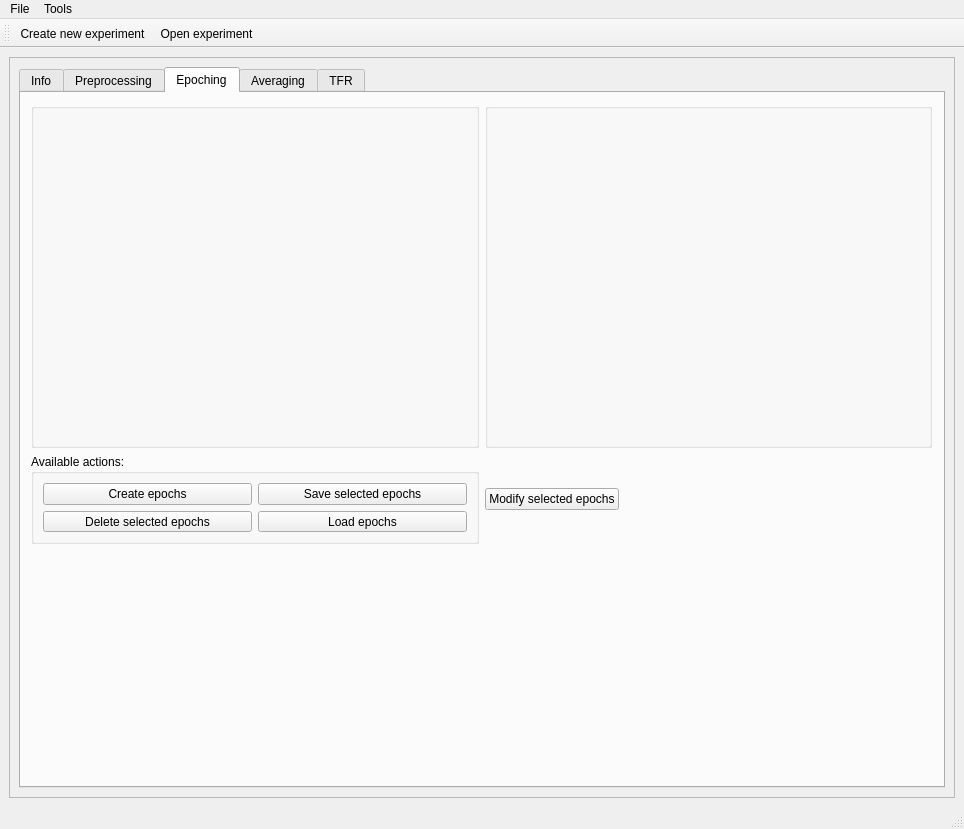
This is meggie/ui/qt4Designer_ui_files/mainWindow.ui in cibr-jyu/meggie as Qt 5 draws it before an edit. The edited form follows.
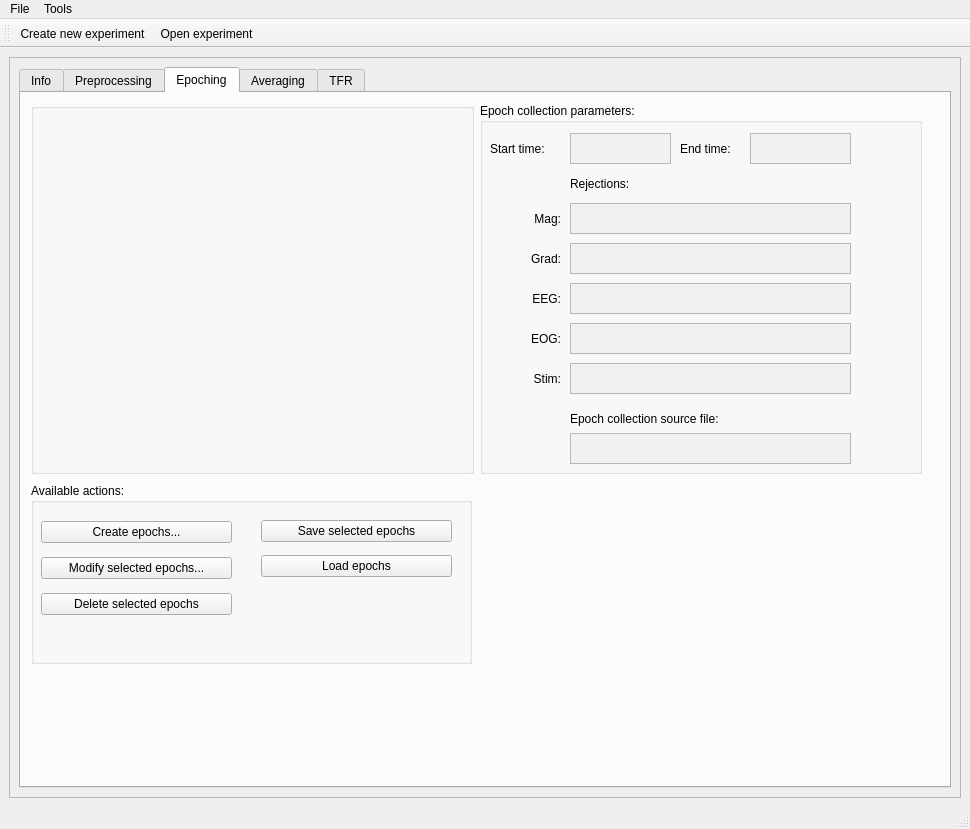
This is the edited form. The open tabs and pages were chosen to show the change.

Commit message: Changed mainWindow.ui to be the recent mainwindow ui file to prevent confusion

```diff
--- a/meggie/ui/qt4Designer_ui_files/mainWindow.ui
+++ b/meggie/ui/qt4Designer_ui_files/mainWindow.ui
@@ -6,7 +6,7 @@
    <rect>
     <x>0</x>
     <y>0</y>
-    <width>964</width>
+    <width>970</width>
     <height>829</height>
    </rect>
   </property>
@@ -37,7 +37,7 @@
         <rect>
          <x>0</x>
          <y>0</y>
-         <width>944</width>
+         <width>950</width>
          <height>721</height>
         </rect>
        </property>
@@ -56,7 +56,7 @@
              <bool>true</bool>
             </property>
             <property name="currentIndex">
-             <number>2</number>
+             <number>0</number>
             </property>
             <widget class="QWidget" name="tabRaw">
              <attribute name="title">
@@ -67,7 +67,7 @@
                <rect>
                 <x>10</x>
                 <y>10</y>
-                <width>391</width>
+                <width>901</width>
                 <height>241</height>
                </rect>
               </property>
@@ -439,6 +439,46 @@
                  <height>111</height>
                 </rect>
                </property>
+               <property name="palette">
+                <palette>
+                 <active>
+                  <colorrole role="Base">
+                   <brush brushstyle="SolidPattern">
+                    <color alpha="255">
+                     <red>242</red>
+                     <green>241</green>
+                     <blue>240</blue>
+                    </color>
+                   </brush>
+                  </colorrole>
+                 </active>
+                 <inactive>
+                  <colorrole role="Base">
+                   <brush brushstyle="SolidPattern">
+                    <color alpha="255">
+                     <red>242</red>
+                     <green>241</green>
+                     <blue>240</blue>
+                    </color>
+                   </brush>
+                  </colorrole>
+                 </inactive>
+                 <disabled>
+                  <colorrole role="Base">
+                   <brush brushstyle="SolidPattern">
+                    <color alpha="255">
+                     <red>255</red>
+                     <green>255</green>
+                     <blue>255</blue>
+                    </color>
+                   </brush>
+                  </colorrole>
+                 </disabled>
+                </palette>
+               </property>
+               <property name="frameShape">
+                <enum>QFrame::NoFrame</enum>
+               </property>
               </widget>
               <widget class="QLabel" name="labelEvents">
                <property name="geometry">
@@ -454,53 +494,62 @@
                </property>
               </widget>
              </widget>
+             <widget class="QGroupBox" name="groupBoxVisualization">
+              <property name="geometry">
+               <rect>
+                <x>10</x>
+                <y>590</y>
+                <width>311</width>
+                <height>71</height>
+               </rect>
+              </property>
+              <property name="title">
+               <string>Visualization:</string>
+              </property>
              <widget class="QPushButton" name="pushButtonMNE_Browse_Raw">
               <property name="geometry">
                <rect>
-                <x>0</x>
-                <y>630</y>
+                 <x>20</x>
+                 <y>30</y>
                 <width>214</width>
                 <height>31</height>
                </rect>
               </property>
               <property name="text">
-               <string>View with MNE_Browse_Raw</string>
-              </property>
+                <string>MNE_Browse_Raw</string>
+               </property>
+              </widget>
              </widget>
             </widget>
             <widget class="QWidget" name="tabPreprocessing">
              <attribute name="title">
               <string>Preprocessing</string>
              </attribute>
-             <layout class="QFormLayout" name="formLayout">
-              <property name="fieldGrowthPolicy">
-               <enum>QFormLayout::AllNonFixedFieldsGrow</enum>
-              </property>
-              <item row="1" column="0">
                <widget class="QGroupBox" name="groupBoxAvailablePreprocessing">
-                <property name="maximumSize">
-                 <size>
-                  <width>400</width>
+              <property name="geometry">
+               <rect>
+                <x>10</x>
+                <y>160</y>
+                <width>441</width>
                   <height>170</height>
+               </rect>
+              </property>
+              <property name="maximumSize">
+               <size>
+                <width>16777215</width>
+                <height>16777215</height>
                  </size>
                 </property>
                 <property name="title">
                  <string>Available actions:</string>
                 </property>
                 <layout class="QGridLayout" name="gridLayout_3">
-                 <item row="0" column="0">
-                  <widget class="QPushButton" name="pushButtonMaxFilter">
-                   <property name="text">
-                    <string>MaxFilter</string>
-                   </property>
-                  </widget>
-                 </item>
                  <item row="1" column="0">
                   <layout class="QHBoxLayout" name="horizontalLayout">
                    <item>
                     <widget class="QPushButton" name="pushButtonECG">
                      <property name="text">
-                      <string>Calculate ECG projections</string>
+                    <string>Calculate ECG projections...</string>
                      </property>
                     </widget>
                    </item>
@@ -510,7 +559,7 @@
                       <bool>false</bool>
                      </property>
                      <property name="text">
-                      <string>Apply ECG projections</string>
+                    <string>Apply ECG projections...</string>
                      </property>
                     </widget>
                    </item>
@@ -521,7 +570,7 @@
                    <item>
                     <widget class="QPushButton" name="pushButtonEOG">
                      <property name="text">
-                      <string>Calculate EOG projections</string>
+                    <string>Calculate EOG projections...</string>
                      </property>
                     </widget>
                    </item>
@@ -531,17 +580,41 @@
                       <bool>false</bool>
                      </property>
                      <property name="text">
-                      <string>Apply EOG projections</string>
+                    <string>Apply EOG projections...</string>
                      </property>
                     </widget>
                    </item>
                   </layout>
-                 </item>
-                </layout>
-               </widget>
               </item>
               <item row="0" column="0">
+                <layout class="QHBoxLayout" name="horizontalLayout_18">
+                 <item>
+                  <widget class="QPushButton" name="pushButtonMaxFilter">
+                   <property name="text">
+                    <string>MaxFilter...</string>
+                   </property>
+                  </widget>
+                 </item>
+                 <item>
+                  <widget class="QPushButton" name="pushButtonFilter">
+                   <property name="text">
+                    <string>Filter...</string>
+                   </property>
+                  </widget>
+                 </item>
+                </layout>
+               </item>
+              </layout>
+             </widget>
                <widget class="QGroupBox" name="groupBoxPreprocessingCheckBoxes">
+              <property name="geometry">
+               <rect>
+                <x>10</x>
+                <y>10</y>
+                <width>371</width>
+                <height>143</height>
+               </rect>
+              </property>
                 <property name="sizePolicy">
                  <sizepolicy hsizetype="MinimumExpanding" vsizetype="Preferred">
                   <horstretch>0</horstretch>
@@ -851,69 +924,66 @@
                  </item>
                 </layout>
                </widget>
-              </item>
-              <item row="2" column="0">
+             <widget class="QGroupBox" name="groupBoxVisualization_2">
+              <property name="geometry">
+               <rect>
+                <x>10</x>
+                <y>540</y>
+                <width>281</width>
+                <height>111</height>
+               </rect>
+              </property>
+              <property name="title">
+               <string>Visualization:</string>
+              </property>
+              <widget class="QWidget" name="verticalLayoutWidget_2">
+               <property name="geometry">
+                <rect>
+                 <x>20</x>
+                 <y>30</y>
+                 <width>231</width>
+                 <height>70</height>
+                </rect>
+               </property>
+               <layout class="QVBoxLayout" name="verticalLayout">
+                <property name="topMargin">
+                 <number>0</number>
+                </property>
+                <item>
                <widget class="QPushButton" name="pushButtonSpectrum">
                 <property name="text">
                  <string>Magnitude spectrum</string>
                 </property>
                </widget>
               </item>
-              <item row="3" column="0">
+                <item>
                <widget class="QPushButton" name="pushButtonMNE_Browse_Raw_2">
                 <property name="text">
-                 <string>View with MNE_Browse_Raw</string>
-                </property>
-               </widget>
-              </item>
-              <item row="4" column="0">
-               <widget class="QPushButton" name="pushButtonFilter">
-                <property name="text">
-                 <string>Filter</string>
+                   <string>MNE_Browse_Raw</string>
                 </property>
                </widget>
               </item>
              </layout>
+              </widget>
+             </widget>
             </widget>
             <widget class="QWidget" name="tabEpoching">
              <attribute name="title">
               <string>Epoching</string>
              </attribute>
-             <widget class="QWidget" name="gridLayoutWidget_2">
+             <widget class="QWidget" name="horizontalLayoutWidget_6">
               <property name="geometry">
                <rect>
                 <x>10</x>
                 <y>10</y>
-                <width>901</width>
-                <height>441</height>
+                <width>891</width>
+                <height>371</height>
                </rect>
               </property>
-              <layout class="QGridLayout" name="gridLayout_5">
-               <item row="1" column="1">
-                <layout class="QHBoxLayout" name="horizontalLayout_18">
+              <layout class="QHBoxLayout" name="horizontalLayout_26">
                  <item>
-                  <widget class="QPushButton" name="pushButtonModifyEpochs">
-                   <property name="text">
-                    <string>Modify selected epochs</string>
-                   </property>
-                  </widget>
-                 </item>
+                <layout class="QHBoxLayout" name="horizontalLayout_11">
                  <item>
-                  <spacer name="horizontalSpacer_6">
-                   <property name="orientation">
-                    <enum>Qt::Horizontal</enum>
-                   </property>
-                   <property name="sizeHint" stdset="0">
-                    <size>
-                     <width>40</width>
-                     <height>20</height>
-                    </size>
-                   </property>
-                  </spacer>
-                 </item>
-                </layout>
-               </item>
-               <item row="0" column="0">
                 <widget class="QGroupBox" name="groupBoxEpochsEpoching">
                  <property name="sizePolicy">
                   <sizepolicy hsizetype="Preferred" vsizetype="Preferred">
@@ -926,44 +996,687 @@
                  </property>
                 </widget>
                </item>
-               <item row="1" column="0">
+                </layout>
+               </item>
+               <item>
+                <widget class="QGroupBox" name="groupBox">
+                 <property name="title">
+                  <string>Epoch collection parameters:</string>
+                 </property>
+                 <widget class="QLabel" name="labelTmin">
+                  <property name="geometry">
+                   <rect>
+                    <x>10</x>
+                    <y>30</y>
+                    <width>71</width>
+                    <height>31</height>
+                   </rect>
+                  </property>
+                  <property name="text">
+                   <string>Start time:</string>
+                  </property>
+                 </widget>
+                 <widget class="QTextBrowser" name="textBrowserTmin">
+                  <property name="enabled">
+                   <bool>true</bool>
+                  </property>
+                  <property name="geometry">
+                   <rect>
+                    <x>90</x>
+                    <y>30</y>
+                    <width>101</width>
+                    <height>31</height>
+                   </rect>
+                  </property>
+                  <property name="sizePolicy">
+                   <sizepolicy hsizetype="Preferred" vsizetype="Preferred">
+                    <horstretch>0</horstretch>
+                    <verstretch>0</verstretch>
+                   </sizepolicy>
+                  </property>
+                  <property name="minimumSize">
+                   <size>
+                    <width>0</width>
+                    <height>0</height>
+                   </size>
+                  </property>
+                  <property name="maximumSize">
+                   <size>
+                    <width>16777215</width>
+                    <height>16777215</height>
+                   </size>
+                  </property>
+                  <property name="sizeIncrement">
+                   <size>
+                    <width>0</width>
+                    <height>31</height>
+                   </size>
+                  </property>
+                  <property name="palette">
+                   <palette>
+                    <active>
+                     <colorrole role="Base">
+                      <brush brushstyle="SolidPattern">
+                       <color alpha="255">
+                        <red>242</red>
+                        <green>241</green>
+                        <blue>240</blue>
+                       </color>
+                      </brush>
+                     </colorrole>
+                    </active>
+                    <inactive>
+                     <colorrole role="Base">
+                      <brush brushstyle="SolidPattern">
+                       <color alpha="255">
+                        <red>242</red>
+                        <green>241</green>
+                        <blue>240</blue>
+                       </color>
+                      </brush>
+                     </colorrole>
+                    </inactive>
+                    <disabled>
+                     <colorrole role="Base">
+                      <brush brushstyle="SolidPattern">
+                       <color alpha="255">
+                        <red>255</red>
+                        <green>255</green>
+                        <blue>255</blue>
+                       </color>
+                      </brush>
+                     </colorrole>
+                    </disabled>
+                   </palette>
+                  </property>
+                  <property name="frameShape">
+                   <enum>QFrame::StyledPanel</enum>
+                  </property>
+                 </widget>
+                 <widget class="QLabel" name="labelTmax">
+                  <property name="geometry">
+                   <rect>
+                    <x>200</x>
+                    <y>30</y>
+                    <width>61</width>
+                    <height>31</height>
+                   </rect>
+                  </property>
+                  <property name="text">
+                   <string>End time:</string>
+                  </property>
+                 </widget>
+                 <widget class="QTextBrowser" name="textBrowserTmax">
+                  <property name="enabled">
+                   <bool>true</bool>
+                  </property>
+                  <property name="geometry">
+                   <rect>
+                    <x>270</x>
+                    <y>30</y>
+                    <width>101</width>
+                    <height>31</height>
+                   </rect>
+                  </property>
+                  <property name="sizePolicy">
+                   <sizepolicy hsizetype="Preferred" vsizetype="Preferred">
+                    <horstretch>0</horstretch>
+                    <verstretch>0</verstretch>
+                   </sizepolicy>
+                  </property>
+                  <property name="minimumSize">
+                   <size>
+                    <width>0</width>
+                    <height>0</height>
+                   </size>
+                  </property>
+                  <property name="maximumSize">
+                   <size>
+                    <width>16777215</width>
+                    <height>16777215</height>
+                   </size>
+                  </property>
+                  <property name="sizeIncrement">
+                   <size>
+                    <width>0</width>
+                    <height>31</height>
+                   </size>
+                  </property>
+                  <property name="palette">
+                   <palette>
+                    <active>
+                     <colorrole role="Base">
+                      <brush brushstyle="SolidPattern">
+                       <color alpha="255">
+                        <red>242</red>
+                        <green>241</green>
+                        <blue>240</blue>
+                       </color>
+                      </brush>
+                     </colorrole>
+                    </active>
+                    <inactive>
+                     <colorrole role="Base">
+                      <brush brushstyle="SolidPattern">
+                       <color alpha="255">
+                        <red>242</red>
+                        <green>241</green>
+                        <blue>240</blue>
+                       </color>
+                      </brush>
+                     </colorrole>
+                    </inactive>
+                    <disabled>
+                     <colorrole role="Base">
+                      <brush brushstyle="SolidPattern">
+                       <color alpha="255">
+                        <red>255</red>
+                        <green>255</green>
+                        <blue>255</blue>
+                       </color>
+                      </brush>
+                     </colorrole>
+                    </disabled>
+                   </palette>
+                  </property>
+                 </widget>
+                 <widget class="QTextBrowser" name="textBrowserMag">
+                  <property name="enabled">
+                   <bool>true</bool>
+                  </property>
+                  <property name="geometry">
+                   <rect>
+                    <x>90</x>
+                    <y>100</y>
+                    <width>281</width>
+                    <height>31</height>
+                   </rect>
+                  </property>
+                  <property name="sizePolicy">
+                   <sizepolicy hsizetype="Preferred" vsizetype="Preferred">
+                    <horstretch>0</horstretch>
+                    <verstretch>0</verstretch>
+                   </sizepolicy>
+                  </property>
+                  <property name="minimumSize">
+                   <size>
+                    <width>0</width>
+                    <height>0</height>
+                   </size>
+                  </property>
+                  <property name="maximumSize">
+                   <size>
+                    <width>16777215</width>
+                    <height>16777215</height>
+                   </size>
+                  </property>
+                  <property name="sizeIncrement">
+                   <size>
+                    <width>0</width>
+                    <height>31</height>
+                   </size>
+                  </property>
+                  <property name="palette">
+                   <palette>
+                    <active>
+                     <colorrole role="Base">
+                      <brush brushstyle="SolidPattern">
+                       <color alpha="255">
+                        <red>242</red>
+                        <green>241</green>
+                        <blue>240</blue>
+                       </color>
+                      </brush>
+                     </colorrole>
+                    </active>
+                    <inactive>
+                     <colorrole role="Base">
+                      <brush brushstyle="SolidPattern">
+                       <color alpha="255">
+                        <red>242</red>
+                        <green>241</green>
+                        <blue>240</blue>
+                       </color>
+                      </brush>
+                     </colorrole>
+                    </inactive>
+                    <disabled>
+                     <colorrole role="Base">
+                      <brush brushstyle="SolidPattern">
+                       <color alpha="255">
+                        <red>255</red>
+                        <green>255</green>
+                        <blue>255</blue>
+                       </color>
+                      </brush>
+                     </colorrole>
+                    </disabled>
+                   </palette>
+                  </property>
+                  <property name="frameShadow">
+                   <enum>QFrame::Sunken</enum>
+                  </property>
+                 </widget>
+                 <widget class="QLabel" name="labelRejections">
+                  <property name="geometry">
+                   <rect>
+                    <x>90</x>
+                    <y>70</y>
+                    <width>81</width>
+                    <height>21</height>
+                   </rect>
+                  </property>
+                  <property name="font">
+                   <font>
+                    <weight>50</weight>
+                    <bold>false</bold>
+                   </font>
+                  </property>
+                  <property name="text">
+                   <string>Rejections:</string>
+                  </property>
+                 </widget>
+                 <widget class="QLabel" name="labelMagReject">
+                  <property name="geometry">
+                   <rect>
+                    <x>40</x>
+                    <y>100</y>
+                    <width>41</width>
+                    <height>31</height>
+                   </rect>
+                  </property>
+                  <property name="maximumSize">
+                   <size>
+                    <width>16777215</width>
+                    <height>16777215</height>
+                   </size>
+                  </property>
+                  <property name="text">
+                   <string>Mag:</string>
+                  </property>
+                  <property name="alignment">
+                   <set>Qt::AlignRight|Qt::AlignTrailing|Qt::AlignVCenter</set>
+                  </property>
+                 </widget>
+                 <widget class="QTextBrowser" name="textBrowserGrad">
+                  <property name="geometry">
+                   <rect>
+                    <x>90</x>
+                    <y>140</y>
+                    <width>281</width>
+                    <height>31</height>
+                   </rect>
+                  </property>
+                  <property name="sizePolicy">
+                   <sizepolicy hsizetype="Ignored" vsizetype="Ignored">
+                    <horstretch>0</horstretch>
+                    <verstretch>0</verstretch>
+                   </sizepolicy>
+                  </property>
+                  <property name="minimumSize">
+                   <size>
+                    <width>0</width>
+                    <height>0</height>
+                   </size>
+                  </property>
+                  <property name="maximumSize">
+                   <size>
+                    <width>16777215</width>
+                    <height>16777215</height>
+                   </size>
+                  </property>
+                  <property name="palette">
+                   <palette>
+                    <active>
+                     <colorrole role="Base">
+                      <brush brushstyle="SolidPattern">
+                       <color alpha="255">
+                        <red>242</red>
+                        <green>241</green>
+                        <blue>240</blue>
+                       </color>
+                      </brush>
+                     </colorrole>
+                    </active>
+                    <inactive>
+                     <colorrole role="Base">
+                      <brush brushstyle="SolidPattern">
+                       <color alpha="255">
+                        <red>242</red>
+                        <green>241</green>
+                        <blue>240</blue>
+                       </color>
+                      </brush>
+                     </colorrole>
+                    </inactive>
+                    <disabled>
+                     <colorrole role="Base">
+                      <brush brushstyle="SolidPattern">
+                       <color alpha="255">
+                        <red>255</red>
+                        <green>255</green>
+                        <blue>255</blue>
+                       </color>
+                      </brush>
+                     </colorrole>
+                    </disabled>
+                   </palette>
+                  </property>
+                 </widget>
+                 <widget class="QLabel" name="labelGradReject">
+                  <property name="geometry">
+                   <rect>
+                    <x>40</x>
+                    <y>140</y>
+                    <width>41</width>
+                    <height>31</height>
+                   </rect>
+                  </property>
+                  <property name="maximumSize">
+                   <size>
+                    <width>16777215</width>
+                    <height>16777215</height>
+                   </size>
+                  </property>
+                  <property name="text">
+                   <string>Grad:</string>
+                  </property>
+                  <property name="alignment">
+                   <set>Qt::AlignRight|Qt::AlignTrailing|Qt::AlignVCenter</set>
+                  </property>
+                 </widget>
+                 <widget class="QLabel" name="labelEegReject">
+                  <property name="geometry">
+                   <rect>
+                    <x>40</x>
+                    <y>180</y>
+                    <width>41</width>
+                    <height>31</height>
+                   </rect>
+                  </property>
+                  <property name="text">
+                   <string>EEG:</string>
+                  </property>
+                  <property name="alignment">
+                   <set>Qt::AlignRight|Qt::AlignTrailing|Qt::AlignVCenter</set>
+                  </property>
+                 </widget>
+                 <widget class="QTextBrowser" name="textBrowserEEG">
+                  <property name="geometry">
+                   <rect>
+                    <x>90</x>
+                    <y>180</y>
+                    <width>281</width>
+                    <height>31</height>
+                   </rect>
+                  </property>
+                  <property name="palette">
+                   <palette>
+                    <active>
+                     <colorrole role="Base">
+                      <brush brushstyle="SolidPattern">
+                       <color alpha="255">
+                        <red>242</red>
+                        <green>241</green>
+                        <blue>240</blue>
+                       </color>
+                      </brush>
+                     </colorrole>
+                    </active>
+                    <inactive>
+                     <colorrole role="Base">
+                      <brush brushstyle="SolidPattern">
+                       <color alpha="255">
+                        <red>242</red>
+                        <green>241</green>
+                        <blue>240</blue>
+                       </color>
+                      </brush>
+                     </colorrole>
+                    </inactive>
+                    <disabled>
+                     <colorrole role="Base">
+                      <brush brushstyle="SolidPattern">
+                       <color alpha="255">
+                        <red>255</red>
+                        <green>255</green>
+                        <blue>255</blue>
+                       </color>
+                      </brush>
+                     </colorrole>
+                    </disabled>
+                   </palette>
+                  </property>
+                 </widget>
+                 <widget class="QTextBrowser" name="textBrowserEOG">
+                  <property name="geometry">
+                   <rect>
+                    <x>90</x>
+                    <y>220</y>
+                    <width>281</width>
+                    <height>31</height>
+                   </rect>
+                  </property>
+                  <property name="palette">
+                   <palette>
+                    <active>
+                     <colorrole role="Base">
+                      <brush brushstyle="SolidPattern">
+                       <color alpha="255">
+                        <red>242</red>
+                        <green>241</green>
+                        <blue>240</blue>
+                       </color>
+                      </brush>
+                     </colorrole>
+                    </active>
+                    <inactive>
+                     <colorrole role="Base">
+                      <brush brushstyle="SolidPattern">
+                       <color alpha="255">
+                        <red>242</red>
+                        <green>241</green>
+                        <blue>240</blue>
+                       </color>
+                      </brush>
+                     </colorrole>
+                    </inactive>
+                    <disabled>
+                     <colorrole role="Base">
+                      <brush brushstyle="SolidPattern">
+                       <color alpha="255">
+                        <red>255</red>
+                        <green>255</green>
+                        <blue>255</blue>
+                       </color>
+                      </brush>
+                     </colorrole>
+                    </disabled>
+                   </palette>
+                  </property>
+                 </widget>
+                 <widget class="QLabel" name="labelEogReject">
+                  <property name="geometry">
+                   <rect>
+                    <x>40</x>
+                    <y>220</y>
+                    <width>41</width>
+                    <height>31</height>
+                   </rect>
+                  </property>
+                  <property name="text">
+                   <string>EOG:</string>
+                  </property>
+                  <property name="alignment">
+                   <set>Qt::AlignRight|Qt::AlignTrailing|Qt::AlignVCenter</set>
+                  </property>
+                 </widget>
+                 <widget class="QTextBrowser" name="textBrowserStim">
+                  <property name="geometry">
+                   <rect>
+                    <x>90</x>
+                    <y>260</y>
+                    <width>281</width>
+                    <height>31</height>
+                   </rect>
+                  </property>
+                  <property name="palette">
+                   <palette>
+                    <active>
+                     <colorrole role="Base">
+                      <brush brushstyle="SolidPattern">
+                       <color alpha="255">
+                        <red>242</red>
+                        <green>241</green>
+                        <blue>240</blue>
+                       </color>
+                      </brush>
+                     </colorrole>
+                    </active>
+                    <inactive>
+                     <colorrole role="Base">
+                      <brush brushstyle="SolidPattern">
+                       <color alpha="255">
+                        <red>242</red>
+                        <green>241</green>
+                        <blue>240</blue>
+                       </color>
+                      </brush>
+                     </colorrole>
+                    </inactive>
+                    <disabled>
+                     <colorrole role="Base">
+                      <brush brushstyle="SolidPattern">
+                       <color alpha="255">
+                        <red>255</red>
+                        <green>255</green>
+                        <blue>255</blue>
+                       </color>
+                      </brush>
+                     </colorrole>
+                    </disabled>
+                   </palette>
+                  </property>
+                 </widget>
+                 <widget class="QLabel" name="labelStimReject">
+                  <property name="geometry">
+                   <rect>
+                    <x>40</x>
+                    <y>260</y>
+                    <width>41</width>
+                    <height>31</height>
+                   </rect>
+                  </property>
+                  <property name="text">
+                   <string>Stim:</string>
+                  </property>
+                  <property name="alignment">
+                   <set>Qt::AlignRight|Qt::AlignTrailing|Qt::AlignVCenter</set>
+                  </property>
+                 </widget>
+                 <widget class="QLabel" name="labelWorkingFile">
+                  <property name="geometry">
+                   <rect>
+                    <x>90</x>
+                    <y>300</y>
+                    <width>231</width>
+                    <height>31</height>
+                   </rect>
+                  </property>
+                  <property name="text">
+                   <string>Epoch collection source file:</string>
+                  </property>
+                 </widget>
+                 <widget class="QTextBrowser" name="textBrowserWorkingFile">
+                  <property name="geometry">
+                   <rect>
+                    <x>90</x>
+                    <y>330</y>
+                    <width>281</width>
+                    <height>31</height>
+                   </rect>
+                  </property>
+                  <property name="palette">
+                   <palette>
+                    <active>
+                     <colorrole role="Base">
+                      <brush brushstyle="SolidPattern">
+                       <color alpha="255">
+                        <red>242</red>
+                        <green>241</green>
+                        <blue>240</blue>
+                       </color>
+                      </brush>
+                     </colorrole>
+                    </active>
+                    <inactive>
+                     <colorrole role="Base">
+                      <brush brushstyle="SolidPattern">
+                       <color alpha="255">
+                        <red>242</red>
+                        <green>241</green>
+                        <blue>240</blue>
+                       </color>
+                      </brush>
+                     </colorrole>
+                    </inactive>
+                    <disabled>
+                     <colorrole role="Base">
+                      <brush brushstyle="SolidPattern">
+                       <color alpha="255">
+                        <red>255</red>
+                        <green>255</green>
+                        <blue>255</blue>
+                       </color>
+                      </brush>
+                     </colorrole>
+                    </disabled>
+                   </palette>
+                  </property>
+                  <property name="frameShape">
+                   <enum>QFrame::StyledPanel</enum>
+                  </property>
+                 </widget>
+                </widget>
+               </item>
+              </layout>
+             </widget>
                 <widget class="QGroupBox" name="groupBoxAvailableEpoching">
-                 <property name="sizePolicy">
-                  <sizepolicy hsizetype="Expanding" vsizetype="Preferred">
-                   <horstretch>0</horstretch>
-                   <verstretch>0</verstretch>
-                  </sizepolicy>
-                 </property>
-                 <property name="maximumSize">
-                  <size>
-                   <width>600</width>
-                   <height>90</height>
-                  </size>
+              <property name="geometry">
+               <rect>
+                <x>10</x>
+                <y>390</y>
+                <width>441</width>
+                <height>181</height>
+               </rect>
                  </property>
                  <property name="title">
                   <string>Available actions:</string>
                  </property>
-                 <layout class="QVBoxLayout" name="verticalLayout_2">
-                  <item>
-                   <layout class="QHBoxLayout" name="horizontalLayout_10">
+              <widget class="QWidget" name="verticalLayoutWidget_8">
+               <property name="geometry">
+                <rect>
+                 <x>10</x>
+                 <y>30</y>
+                 <width>191</width>
+                 <height>111</height>
+                </rect>
+               </property>
+               <layout class="QVBoxLayout" name="verticalLayout_13">
                     <item>
                      <widget class="QPushButton" name="pushButtonCreateEpochs">
                       <property name="text">
-                       <string>Create epochs</string>
+                   <string>Create epochs...</string>
                       </property>
                      </widget>
                     </item>
                     <item>
-                     <widget class="QPushButton" name="pushButtonSaveEpochs">
+                 <widget class="QPushButton" name="pushButtonModifyEpochs">
                       <property name="text">
-                       <string>Save selected epochs</string>
+                   <string>Modify selected epochs...</string>
                       </property>
                      </widget>
                     </item>
-                   </layout>
-                  </item>
-                  <item>
-                   <layout class="QHBoxLayout" name="horizontalLayout_2">
                     <item>
                      <widget class="QPushButton" name="pushButtonDeleteEpochs">
                       <property name="text">
@@ -971,6 +1684,25 @@
                       </property>
                      </widget>
                     </item>
+               </layout>
+              </widget>
+              <widget class="QWidget" name="verticalLayoutWidget_9">
+               <property name="geometry">
+                <rect>
+                 <x>230</x>
+                 <y>30</y>
+                 <width>191</width>
+                 <height>71</height>
+                </rect>
+               </property>
+               <layout class="QVBoxLayout" name="verticalLayout_2">
+                <item>
+                 <widget class="QPushButton" name="pushButtonSaveEpochs">
+                  <property name="text">
+                   <string>Save selected epochs</string>
+                  </property>
+                 </widget>
+                </item>
                     <item>
                      <widget class="QPushButton" name="pushButtonLoadEpochs">
                       <property name="text">
@@ -979,18 +1711,7 @@
                      </widget>
                     </item>
                    </layout>
-                  </item>
-                 </layout>
-                </widget>
-               </item>
-               <item row="0" column="1">
-                <widget class="QGroupBox" name="groupBoxEpochParamsEpoching">
-                 <property name="title">
-                  <string/>
-                 </property>
-                </widget>
-               </item>
-              </layout>
+              </widget>
              </widget>
             </widget>
             <widget class="QWidget" name="tabAveraging">
@@ -1002,8 +1723,8 @@
                <rect>
                 <x>10</x>
                 <y>10</y>
-                <width>901</width>
-                <height>591</height>
+                <width>451</width>
+                <height>611</height>
                </rect>
               </property>
               <layout class="QGridLayout" name="gridLayout_4">
@@ -1134,13 +1855,6 @@
                  </property>
                 </widget>
                </item>
-               <item row="0" column="1">
-                <widget class="QGroupBox" name="groupBoxEpochParamsAveraging">
-                 <property name="title">
-                  <string/>
-                 </property>
-                </widget>
-               </item>
               </layout>
              </widget>
             </widget>
@@ -1154,7 +1868,7 @@
                 <x>10</x>
                 <y>10</y>
                 <width>901</width>
-                <height>531</height>
+                <height>551</height>
                </rect>
               </property>
               <layout class="QGridLayout" name="gridLayout_8">
@@ -1229,7 +1943,7 @@
     <rect>
      <x>0</x>
      <y>0</y>
-     <width>964</width>
+     <width>970</width>
      <height>29</height>
     </rect>
    </property>
```
Lines whose indentation alone changed are shown as unchanged.
